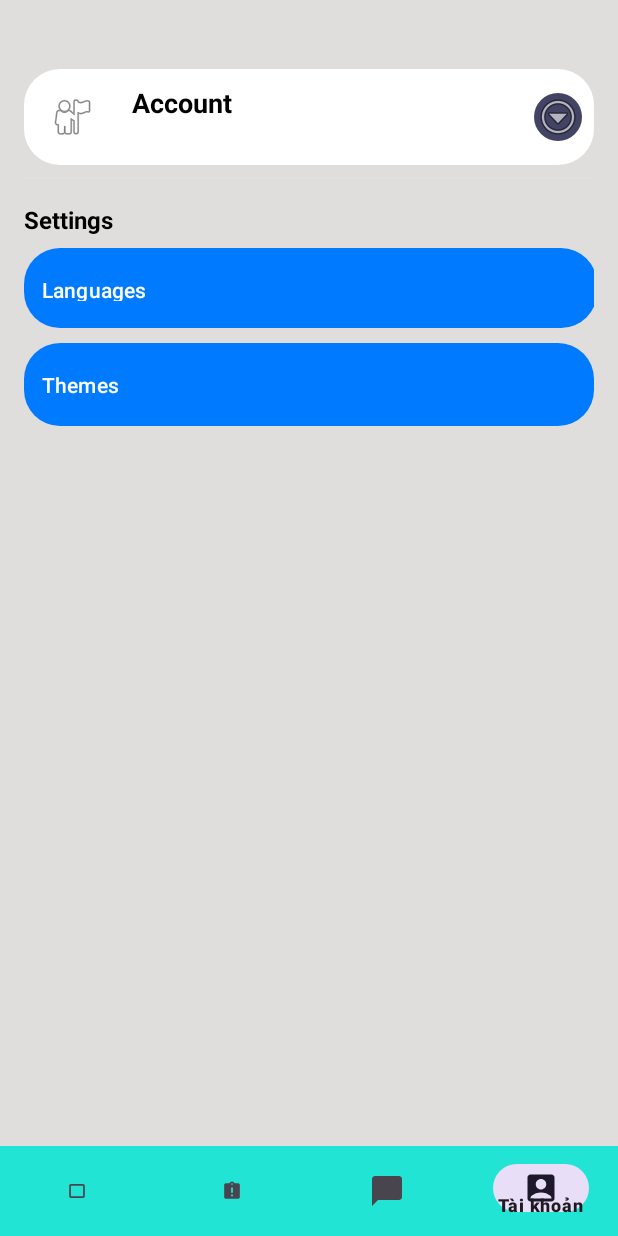
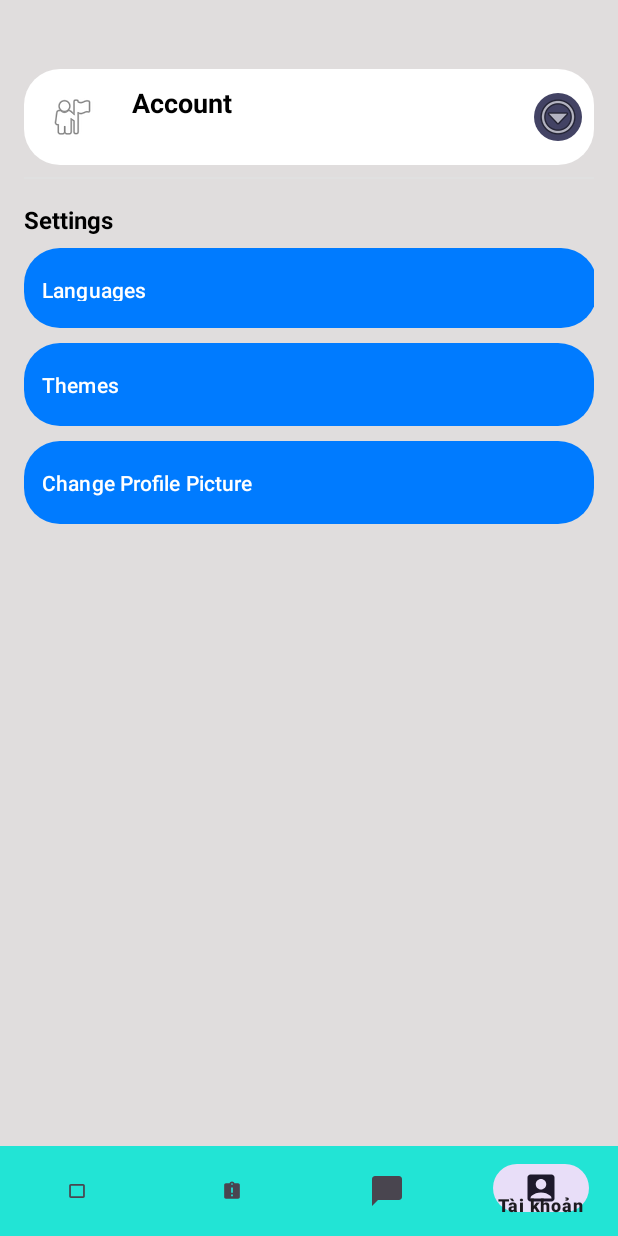
Before and after one commit to KuroNekoW/SE114_DoAn, an Android app: the AccountFragment screen opened through its navigation route, on a phone screen of 412 x 824 dp. Run offline under Robolectric (Android 15) with nearby library versions, the phone set to English and light mode, and no system bars; our stand-ins replace Firebase (no records; nobody signed in at launch, a user with empty details on screens opened directly), Picasso, navigation-ui; 1 statement that could not run was skipped.

Commit message:
EmailAndProfilePic

```diff
--- a/app/build.gradle.kts
+++ b/app/build.gradle.kts
@@ -54,8 +54,12 @@ dependencies {
     implementation(libs.google.firebase.appcheck.playintegrity)
     implementation(libs.firebase.storage)
     implementation(libs.google.firebase.storage)
+    implementation(libs.activity)
+    implementation(libs.constraintlayout)
+    implementation ("com.squareup.picasso:picasso:2.8")
 
     testImplementation(libs.junit)
     androidTestImplementation(libs.ext.junit)
     androidTestImplementation(libs.espresso.core)
+
 }
--- a/app/src/main/java/com/example/SE114_DoAn/AccountFragment.java
+++ b/app/src/main/java/com/example/SE114_DoAn/AccountFragment.java
@@ -3,7 +3,9 @@ package com.example.SE114_DoAn;
 import android.content.DialogInterface;
 import android.content.Intent;
 import android.content.SharedPreferences;
+import android.net.Uri;
 import android.os.Bundle;
+import android.provider.MediaStore;
 import android.text.InputType;
 import android.util.Log;
 import android.view.LayoutInflater;
@@ -12,26 +14,41 @@ import android.view.ViewGroup;
 import android.widget.Button;
 import android.widget.EditText;
 import android.widget.ImageButton;
+import android.widget.ImageView;
 import android.widget.PopupMenu;
 import android.widget.TextView;
 import android.widget.Toast;
 
+import androidx.activity.result.ActivityResult;
+import androidx.activity.result.ActivityResultCallback;
+import androidx.activity.result.ActivityResultLauncher;
+import androidx.activity.result.contract.ActivityResultContracts;
 import androidx.annotation.NonNull;
 import androidx.annotation.Nullable;
 import androidx.appcompat.app.AlertDialog;
 import androidx.fragment.app.Fragment;
 import androidx.lifecycle.ViewModelProvider;
 
+import com.google.android.gms.auth.api.signin.internal.Storage;
+import com.google.android.gms.tasks.OnFailureListener;
+import com.google.android.gms.tasks.OnSuccessListener;
 import com.google.firebase.auth.FirebaseAuth;
 import com.google.firebase.auth.FirebaseUser;
 import com.google.firebase.firestore.DocumentSnapshot;
 import com.google.firebase.firestore.FirebaseFirestore;
+import com.google.firebase.storage.FirebaseStorage;
+import com.google.firebase.storage.StorageReference;
+import com.google.firebase.storage.UploadTask;
+import com.squareup.picasso.Picasso;
 
 public class AccountFragment extends Fragment {
 
     private TextView tvAccountName, tvAccountEmail;
+    private ImageView imageProfile;
+    private Button imageProfileBtn;
 
     private SharedPreferences sharedPreferences;
+    private StorageReference storageReference;
 
     private FirebaseAuth mAuth;
     private FirebaseFirestore db;
@@ -51,10 +68,20 @@ public class AccountFragment extends Fragment {
         viewModel = new ViewModelProvider(requireActivity()).get(BoardViewModel.class);
 
         sharedPreferences = requireActivity().getSharedPreferences(PREFS_NAME, requireActivity().MODE_PRIVATE);
+        storageReference = FirebaseStorage.getInstance().getReference();
+        StorageReference profileRef= storageReference.child("usersProfilePic/"+mAuth.getCurrentUser().getUid()+"/profile.jpg");
+        profileRef.getDownloadUrl().addOnSuccessListener(new OnSuccessListener<Uri>() {
+            @Override
+            public void onSuccess(Uri uri) {
+                Picasso.get().load(uri).into(imageProfile);
+            }
+        });
 
         tvAccountName = view.findViewById(R.id.tvAccountName);
         tvAccountEmail = view.findViewById(R.id.tvAccountEmail);
         ImageButton btnAccountMenu = view.findViewById(R.id.btnAccountMenu);
+        imageProfile = view.findViewById(R.id.imageProfile);
+        imageProfileBtn = view.findViewById(R.id.imageProfileBtn);
 
         loadAndListenUserProfile();
 
@@ -81,9 +108,45 @@ public class AccountFragment extends Fragment {
 
             popupMenu.show();
         });
+        //Nút đổi ảnh
+        imageProfileBtn.setOnClickListener(v -> {
+            Intent openGallery = new Intent(Intent.ACTION_PICK, MediaStore.Images.Media.EXTERNAL_CONTENT_URI);
+            startActivityIntent.launch(openGallery);
+        });
 
 
         return view;
+    }
+    //Đổi ảnh
+    private final ActivityResultLauncher<Intent> startActivityIntent = registerForActivityResult(
+            new ActivityResultContracts.StartActivityForResult(),
+            new ActivityResultCallback<ActivityResult>() {
+                @Override
+                public void onActivityResult(ActivityResult result) {
+                    Intent image=result.getData();
+                    Uri imageUri = image.getData();
+                    uploadImagetoFirebase(imageUri);
+                }
+            });
+
+    private void uploadImagetoFirebase(Uri imageUri) {
+        StorageReference imageRef = storageReference.child("usersProfilePic/"+mAuth.getCurrentUser().getUid()+"/profile.jpg");
+        imageRef.putFile(imageUri).addOnSuccessListener(new OnSuccessListener<UploadTask.TaskSnapshot>() {
+            @Override
+            public void onSuccess(UploadTask.TaskSnapshot taskSnapshot) {
+                imageRef.getDownloadUrl().addOnSuccessListener(new OnSuccessListener<Uri>() {
+                    @Override
+                    public void onSuccess(Uri uri) {
+                        Picasso.get().load(uri).into(imageProfile);
+                    }
+                });
+            }
+        }).addOnFailureListener(new OnFailureListener() {
+            @Override
+            public void onFailure(@NonNull Exception e) {
+                Toast.makeText(getActivity(), "Image không được upload", Toast.LENGTH_SHORT).show();
+            }
+        });
     }
 
     private void loadAndListenUserProfile() {
--- a/app/src/main/res/layout/fragment_account.xml
+++ b/app/src/main/res/layout/fragment_account.xml
@@ -19,6 +19,7 @@
 
         <!-- Avatar (giả lập bằng hình tròn) -->
         <ImageView
+            android:id="@+id/imageProfile"
             android:layout_width="48dp"
             android:layout_height="48dp"
             android:background="@drawable/circle_background"
@@ -114,4 +115,19 @@
         android:text="Themes"
         android:textSize="14sp" />
 
+    <Button
+        android:id="@+id/imageProfileBtn"
+        android:layout_width="match_parent"
+        android:layout_height="wrap_content"
+        android:layout_marginTop="10dp"
+        android:background="@drawable/circle_background"
+        android:backgroundTint="#00BCD4"
+        android:clickable="true"
+        android:focusable="true"
+        android:gravity="left"
+        android:paddingHorizontal="12dp"
+        android:paddingVertical="14dp"
+        android:text="Change Profile Picture"
+        android:textSize="14sp" />
+
 </LinearLayout>
--- a/gradle/libs.versions.toml
+++ b/gradle/libs.versions.toml
@@ -19,6 +19,8 @@ navigationUi = "2.9.0"
 androidx-lifecycle = "2.8.0"
 firebaseDatabase = "21.0.0"
 firebaseStorage = "21.0.2"
+activity = "1.10.1"
+constraintlayout = "2.2.1"
 
 [libraries]
 firebase-analytics = { module = "com.google.firebase:firebase-analytics" }
@@ -47,6 +49,8 @@ lifecycle-viewmodel = { module = "androidx.lifecycle:lifecycle-viewmodel", versi
 lifecycle-livedata = { module = "androidx.lifecycle:lifecycle-livedata", version.ref = "androidx-lifecycle" }
 firebase-database = { group = "com.google.firebase", name = "firebase-database", version.ref = "firebaseDatabase" }
 google-firebase-storage = { group = "com.google.firebase", name = "firebase-storage", version.ref = "firebaseStorage" }
+activity = { group = "androidx.activity", name = "activity", version.ref = "activity" }
+constraintlayout = { group = "androidx.constraintlayout", name = "constraintlayout", version.ref = "constraintlayout" }
 
 [plugins]
 android-application = { id = "com.android.application", version.ref = "agp" }
```
Also changed, not shown: app/src/main/AndroidManifest.xml (+9 -4 lines), app/src/main/java/com/example/SE114_DoAn/EmailVerificationActivity.java (added, +54 -0 lines), app/src/main/java/com/example/SE114_DoAn/LoginActivity.java (+17 -7 lines), app/src/main/java/com/example/SE114_DoAn/RegisterActivity.java (+15 -1 lines), app/src/main/res/layout/activity_email_verification.xml (added, +53 -0 lines), 1 other file.
